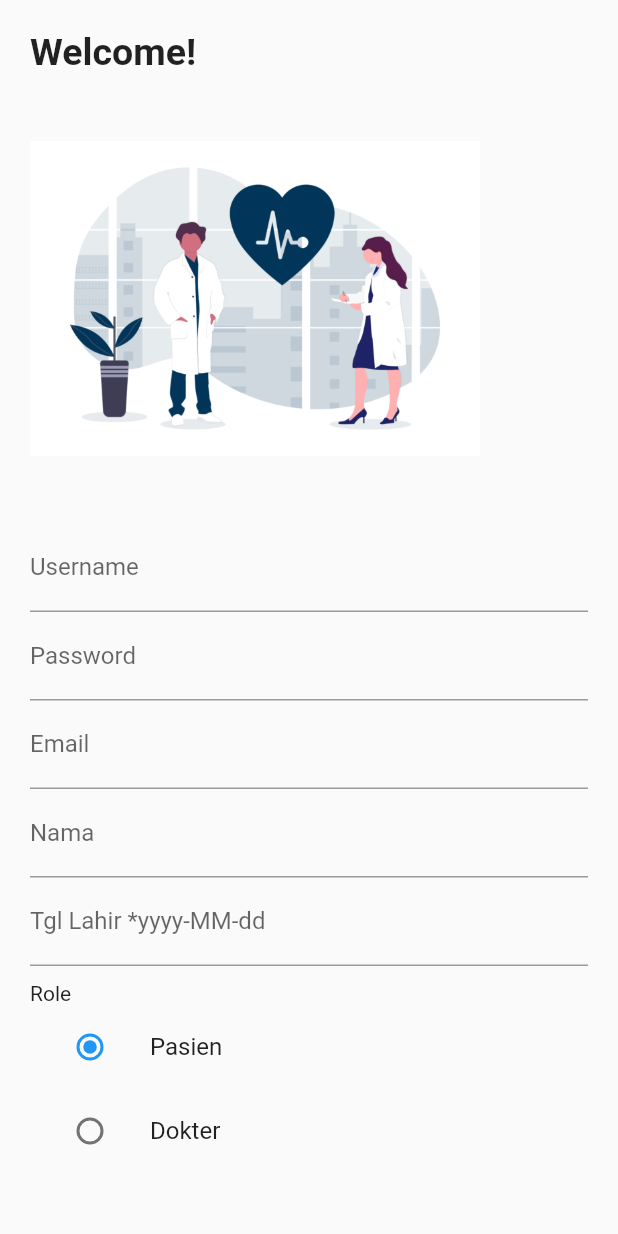
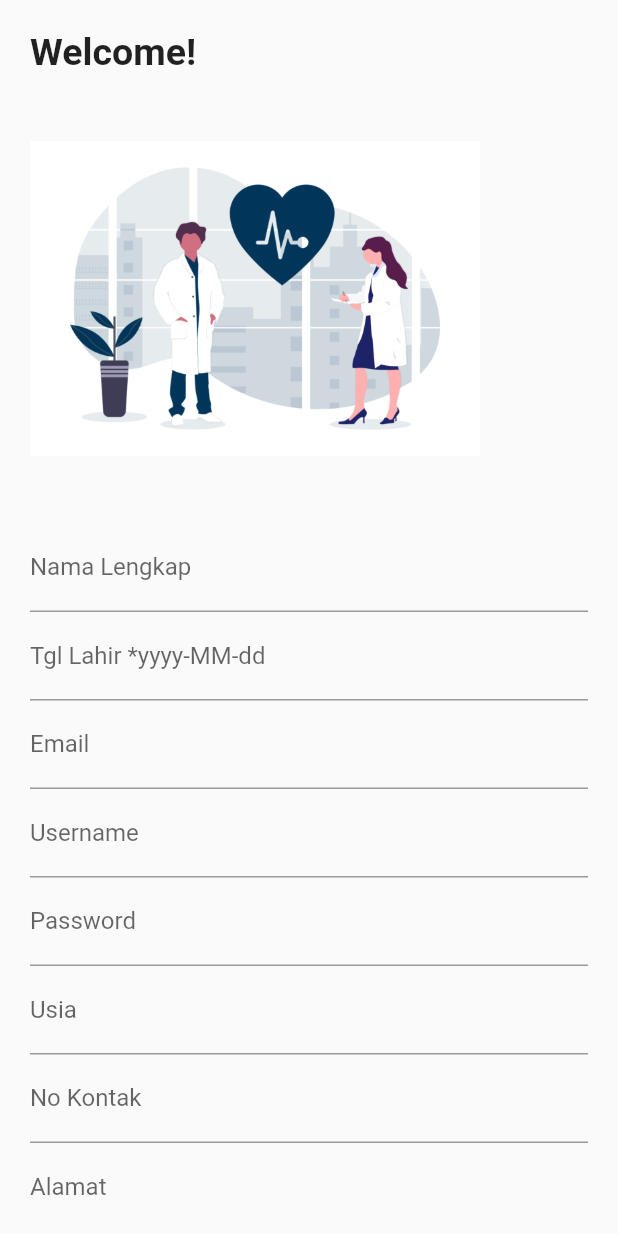
Before and after one commit to Saliim11/Anti-Anxiety_Mobile.ver, a Flutter app: the RegisterPage screen opened directly, on a phone screen of 412 x 824 dp. Run offline on Flutter 3.47's test engine with Material 2 defaults, Android fonts, the phone set to English and light mode, and no system bars; our stand-ins replace cloud_firestore, firebase_auth, firebase_core; accounts and stored records are empty; network calls fail.

Commit message:
Perbaikan UX Login

```diff
--- a/lib/LoginPage.dart
+++ b/lib/LoginPage.dart
@@ -78,7 +78,6 @@ class _LoginPageState extends State<LoginPage> {
     }
   }
 
-
   @override
   Widget build(BuildContext context) {
     return Scaffold(
@@ -158,7 +157,7 @@ class _LoginPageState extends State<LoginPage> {
                   style: ElevatedButton.styleFrom(
                     padding: const EdgeInsets.all(20),
                     foregroundColor: Colors.white,
-                    backgroundColor: const Color.fromARGB(255, 3, 40, 82),
+                    backgroundColor: const Color(0xFF01365A),
                     shape: RoundedRectangleBorder(
                       borderRadius: BorderRadius.circular(12.0),
                     ),
--- a/lib/RegisterPage.dart
+++ b/lib/RegisterPage.dart
@@ -369,6 +369,27 @@ class _RegisterPageState extends State<RegisterPage> {
                   height: 300,
                   width: 300,
                 ),
+                // input nama
+                TextField(
+                  controller: _controllerNama,
+                  decoration: const InputDecoration(
+                    labelText: 'Nama Lengkap',
+                  ),
+                ),
+                // date picker
+                TextField(
+                  controller: _controllerTglLahir,
+                  decoration: const InputDecoration(
+                    labelText: 'Tgl Lahir *yyyy-MM-dd',
+                  ),
+                ),
+                // input email
+                TextField(
+                  controller: _controllerEmail,
+                  decoration: const InputDecoration(
+                    labelText: 'Email',
+                  ),
+                ),
                 // input username
                 TextField(
                   controller: _controllerUsername,
@@ -383,39 +404,6 @@ class _RegisterPageState extends State<RegisterPage> {
                   decoration: const InputDecoration(
                     labelText: 'Password',
                   ),
-                ),
-                // input email
-                TextField(
-                  controller: _controllerEmail,
-                  decoration: const InputDecoration(
-                    labelText: 'Email',
-                  ),
-                ),
-                // input nama
-                TextField(
-                  controller: _controllerNama,
-                  decoration: const InputDecoration(
-                    labelText: 'Nama',
-                  ),
-                ),
-                // date picker
-                TextField(
-                  controller: _controllerTglLahir,
-                  decoration: const InputDecoration(
-                    labelText: 'Tgl Lahir *yyyy-MM-dd',
-                  ),
-                ),
-// RadioButton Role
-                Container(
-                  margin: EdgeInsets.only(top: 10),
-                  child: Text("Role"),
-                ),
-                RadioUsers(
-                  onValueChanged: (selectedValue) {
-                    setState(() {
-                      _selectedRole = selectedValue;
-                    });
-                  },
                 ),
                 // input usia
                 TextField(
@@ -445,7 +433,32 @@ class _RegisterPageState extends State<RegisterPage> {
                     labelText: 'Kota',
                   ),
                 ),
+                SizedBox(
+                  height: 15,
+                ),
+                // RadioButton Role
+                Container(
+                  margin: EdgeInsets.only(top: 10),
+                  child: Text(
+                    "Role",
+                    style: TextStyle(fontSize: 16),
+                  ),
+                ),
+                SizedBox(
+                  height: 10,
+                ),
+                RadioUsers(
+                  onValueChanged: (selectedValue) {
+                    setState(() {
+                      _selectedRole = selectedValue;
+                    });
+                  },
+                ),
                 SizedBox(height: 40),
+                Center(
+                  child: Column(
+                    mainAxisAlignment: MainAxisAlignment.center,
+                    children: [
                       ElevatedButton(
                         onPressed: () {
                           createUserWithEmailAndPassword();
@@ -468,12 +481,38 @@ class _RegisterPageState extends State<RegisterPage> {
                       TextButton(
                         onPressed: () {
                           Navigator.of(context).pushReplacement(
-                      MaterialPageRoute(builder: (context) => LoginPage()),
+                            MaterialPageRoute(
+                                builder: (context) => LoginPage()),
                           );
                         },
-                  child: const Text(
-                    "Already have an account? Sign In",
-                    style: TextStyle(fontSize: 16.0, color: Colors.black),
+                        // child: const Text(
+                        //   "Already have an account? Sign In",
+                        //   style: TextStyle(fontSize: 16.0, color: Colors.black),
+                        // ),
+                        child: Row(
+                          mainAxisAlignment: MainAxisAlignment.center,
+                          children: [
+                            Text(
+                              "Already have an account?",
+                              style: TextStyle(
+                                  fontWeight: FontWeight.w300,
+                                  color: Colors.black,
+                                  fontSize: 16),
+                            ),
+                            SizedBox(
+                              width: 5,
+                            ),
+                            Text(
+                              "Login",
+                              style: TextStyle(
+                                  fontWeight: FontWeight.bold,
+                                  color: Colors.black,
+                                  fontSize: 16),
+                            ),
+                          ],
+                        ),
+                      ),
+                    ],
                   ),
                 ),
               ],
```
Lines whose indentation alone changed are shown as unchanged.
